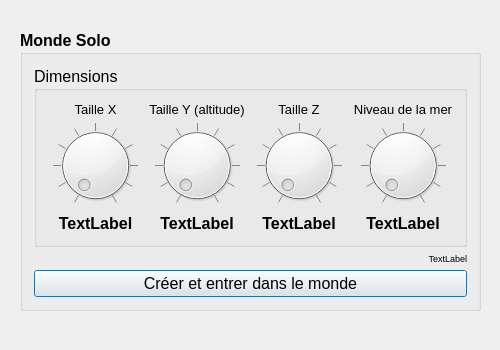
First picture: the form in CrafTuX/CraftuxHome.ui, repository Glycaa/CrafTuX, before the edit.
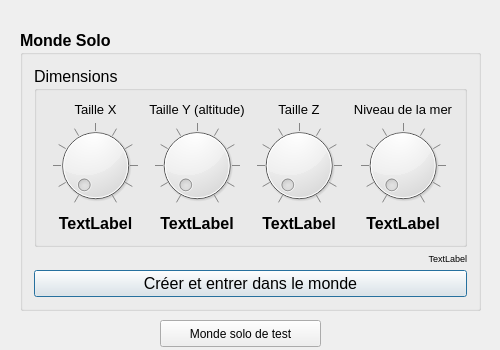
Second picture: the form after the edit.

```diff
--- a/CrafTuX/CraftuxHome.ui
+++ b/CrafTuX/CraftuxHome.ui
@@ -350,6 +350,19 @@
     </item>
    </layout>
   </widget>
+  <widget class="QPushButton" name="test2Button">
+   <property name="geometry">
+    <rect>
+     <x>160</x>
+     <y>320</y>
+     <width>161</width>
+     <height>27</height>
+    </rect>
+   </property>
+   <property name="text">
+    <string>Monde solo de test</string>
+   </property>
+  </widget>
  </widget>
  <layoutdefault spacing="6" margin="11"/>
  <resources/>
```
Left out of the diff: 4 changed lines with no effect on the pictures.
